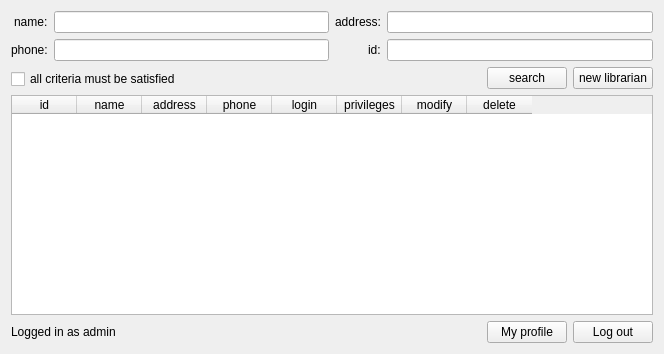
Above: admin.ui from Louie-ru/LMS-INNO before the change. Below: the same form after it.
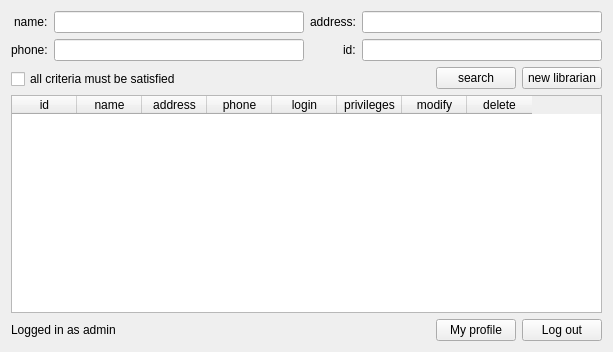
That is the form after the change.

```diff
--- a/admin.ui
+++ b/admin.ui
@@ -6,8 +6,8 @@
    <rect>
     <x>0</x>
     <y>0</y>
-    <width>664</width>
-    <height>354</height>
+    <width>613</width>
+    <height>352</height>
    </rect>
   </property>
   <property name="windowTitle">
```
Left out of the diff: 4 changed lines with no effect on the pictures.
